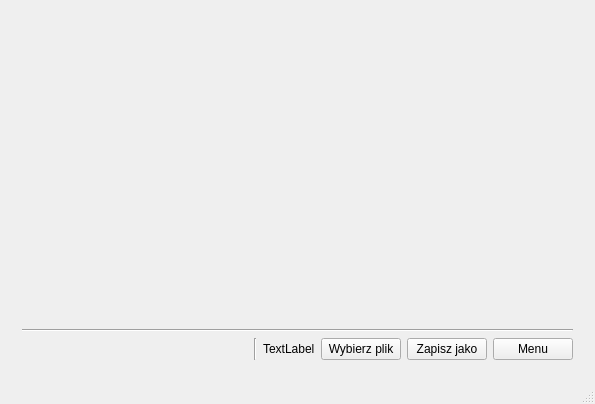
This is projekt/src/mainwindow.ui in KevinSupertramp/stereogramiksy as Qt 5 draws it before an edit. The edited form follows.
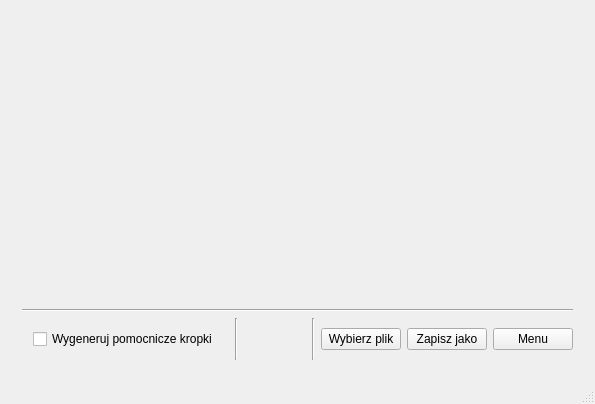
This is the edited form. The open tabs and pages were chosen to show the change.

The edit to the form file:
```diff
--- a/projekt/src/mainwindow.ui
+++ b/projekt/src/mainwindow.ui
@@ -127,6 +127,45 @@
               <property name="sizeConstraint">
                <enum>QLayout::SetFixedSize</enum>
               </property>
+              <item>
+               <widget class="QWidget" name="widget" native="true">
+                <property name="minimumSize">
+                 <size>
+                  <width>100</width>
+                  <height>0</height>
+                 </size>
+                </property>
+                <layout class="QVBoxLayout" name="verticalLayout_5">
+                 <item>
+                  <widget class="QCheckBox" name="checkBox">
+                   <property name="text">
+                    <string>Wygeneruj pomocnicze kropki</string>
+                   </property>
+                  </widget>
+                 </item>
+                </layout>
+               </widget>
+              </item>
+              <item>
+               <widget class="Line" name="line_4">
+                <property name="orientation">
+                 <enum>Qt::Vertical</enum>
+                </property>
+               </widget>
+              </item>
+              <item>
+               <widget class="QLabel" name="label_info">
+                <property name="sizePolicy">
+                 <sizepolicy hsizetype="Expanding" vsizetype="Fixed">
+                  <horstretch>0</horstretch>
+                  <verstretch>0</verstretch>
+                 </sizepolicy>
+                </property>
+                <property name="text">
+                 <string/>
+                </property>
+               </widget>
+              </item>
               <item>
                <spacer name="horizontalSpacer">
                 <property name="orientation">
@@ -147,13 +186,6 @@
                 </property>
                </widget>
               </item>
-              <item>
-               <widget class="QLabel" name="label_3">
-                <property name="text">
-                 <string>TextLabel</string>
-                </property>
-               </widget>
-              </item>
               <item>
                <widget class="QPushButton" name="pushButton_Open">
                 <property name="text">
```
